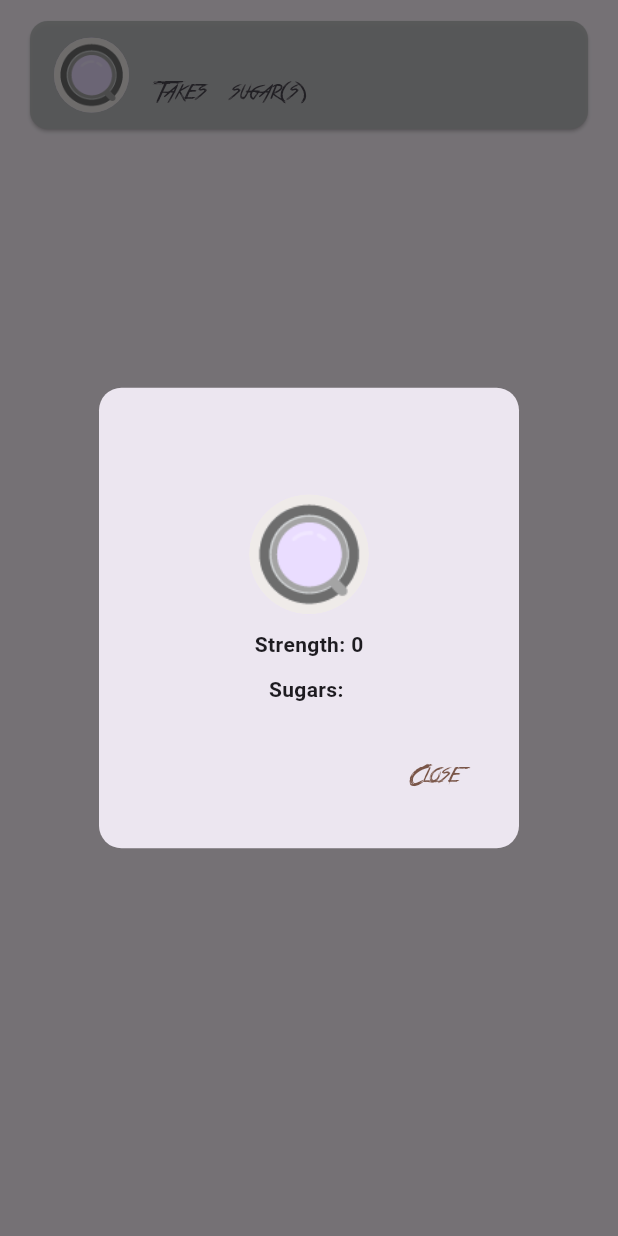
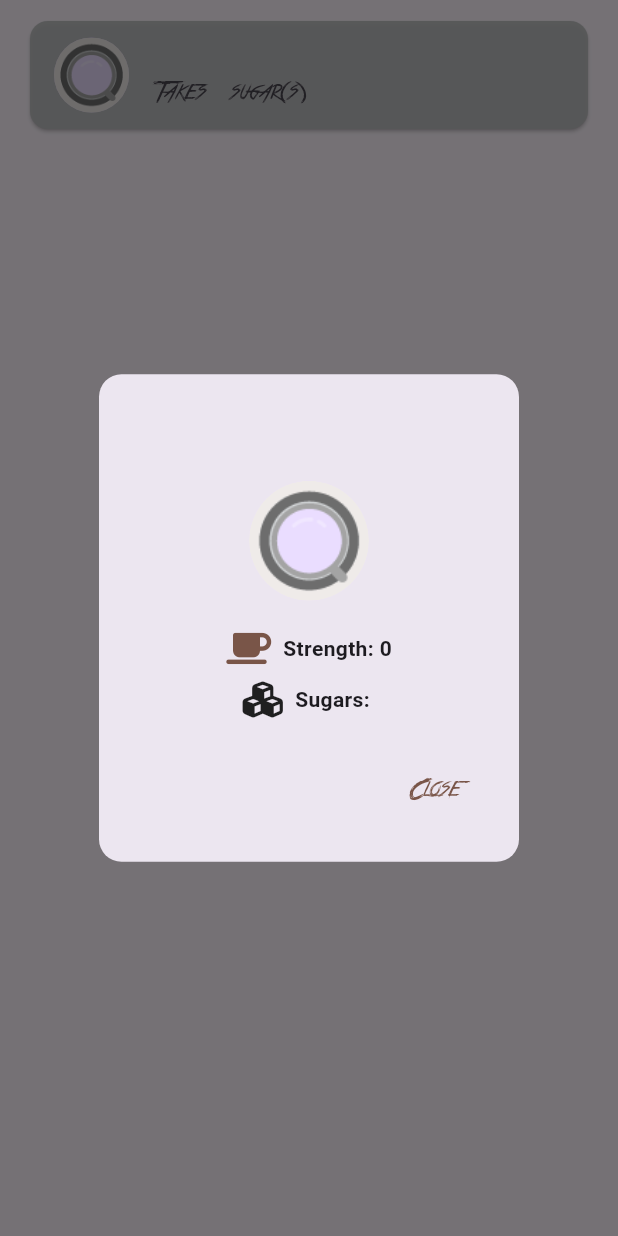
Before and after one commit to TalhaBadar/BrewCrew_CoffeApp, a Flutter app: the BrewTile widget shown alone on an empty page, opened directly with empty values, after a tap on an icon or button, on a phone screen of 412 x 824 dp. Run offline on Flutter 3.47's test engine with Material 3 defaults, Android fonts, the phone set to English and light mode, and no system bars; our stand-ins replace cloud_firestore, firebase_auth, firebase_core, flutter_spinkit, font_awesome_flutter; accounts and stored records are empty.

Commit message:
updated Latest

```diff
--- a/lib/screens/authenticate/register.dart
+++ b/lib/screens/authenticate/register.dart
@@ -54,7 +54,7 @@ class _RegisterState extends State<Register> with SingleTickerProviderStateMixin
             body: Container(
               decoration: const BoxDecoration(
                 image: DecorationImage(
-                  image: AssetImage('assets/cyberpunk_background2.jpg'),
+                  image: AssetImage('assets/coffebeansss.png'),
                   fit: BoxFit.cover,
                 ),
               ),
--- a/lib/screens/home/brew_tile.dart
+++ b/lib/screens/home/brew_tile.dart
@@ -1,6 +1,7 @@
 import 'package:flutter/material.dart';
 import 'package:flutter_application_2/models/brew.dart';
 import 'package:flutter_application_2/models/myuser.dart';
+import 'package:font_awesome_flutter/font_awesome_flutter.dart';
 import 'package:provider/provider.dart';
 
 class BrewTile extends StatelessWidget {
@@ -26,20 +27,20 @@ class BrewTile extends StatelessWidget {
             backgroundColor: Colors.brown[brew!.strength!],
             backgroundImage: const AssetImage('assets/coffee_icon.png'),
           ),
-          title: Text(brew!.name!,
-          style: const TextStyle(
-              fontFamily: 'Cyberpunk'),
+          title: Text(
+            brew!.name!,
+            style: const TextStyle(fontFamily: 'Cyberpunk'),
           ),
-            subtitle: Text('Takes ${brew!.sugars} sugar(s)',
-            style: const TextStyle(
-            fontFamily: 'Cyberpunk'),
+          subtitle: Text(
+            'Takes ${brew!.sugars} sugar(s)',
+            style: const TextStyle(fontFamily: 'Cyberpunk'),
           ),
-
           onTap: () {
             showDialog(
               context: context,
               builder: (BuildContext context) {
-                return AlertDialog(
+                return AnimatedDialog(
+                  child: AlertDialog(
                     shape: RoundedRectangleBorder(
                       borderRadius: BorderRadius.circular(15.0),
                     ),
@@ -50,26 +51,47 @@ class BrewTile extends StatelessWidget {
                         color: Colors.brown,
                       ),
                     ),
-                  content: Column(
+                    content: SingleChildScrollView(
+                      child: Column(
+
                         mainAxisSize: MainAxisSize.min,
                         children: <Widget>[
+
                           CircleAvatar(
                             radius: 40.0,
                             backgroundColor: Colors.brown[brew!.strength!],
                             backgroundImage: const AssetImage('assets/coffee_icon.png'),
                           ),
-                      const SizedBox(height: 10.0),
-                      Text('Strength: ${(brew!.strength! /100).toStringAsFixed(0)}'
-                      , style: const TextStyle(
+                          const SizedBox(height: 20.0),
+                          Row(
+                            mainAxisAlignment: MainAxisAlignment.center,
+                            children: <Widget>[
+                              const FaIcon(FontAwesomeIcons.mugSaucer, color: Colors.brown),
+                              const SizedBox(width: 8.0),
+                              Text(
+                                'Strength: ${(brew!.strength! / 100).toStringAsFixed(0)}',
+                                style: const TextStyle(
                                   fontWeight: FontWeight.bold,
-                      )
+                                ),
+                              ),
+                            ],
                           ),
                           const SizedBox(height: 10.0),
-                      Text('Sugars: ${brew!.sugars}'
-                      , style: const TextStyle(
+                          Row(
+                            mainAxisAlignment: MainAxisAlignment.center,
+                            children: <Widget>[
+                              const FaIcon(FontAwesomeIcons.cubes),
+                              const SizedBox(width: 8.0),
+                              Text(
+                                'Sugars: ${brew!.sugars}',
+                                style: const TextStyle(
                                   fontWeight: FontWeight.bold,
-                      )),
+                                ),
+                              ),
                             ],
+                          ),
+                        ],
+                      ),
                     ),
                     actions: <Widget>[
                       TextButton(
@@ -82,6 +104,7 @@ class BrewTile extends StatelessWidget {
                         },
                       ),
                     ],
+                  ),
                 );
               },
             );
@@ -91,3 +114,45 @@ class BrewTile extends StatelessWidget {
     );
   }
 }
+
+class AnimatedDialog extends StatefulWidget {
+  final Widget child;
+
+  const AnimatedDialog({super.key, required this.child});
+
+  @override
+  _AnimatedDialogState createState() => _AnimatedDialogState();
+}
+
+class _AnimatedDialogState extends State<AnimatedDialog> with SingleTickerProviderStateMixin {
+  late AnimationController _controller;
+  late Animation<double> _scaleAnimation;
+
+  @override
+  void initState() {
+    super.initState();
+    _controller = AnimationController(
+      duration: const Duration(milliseconds: 300),
+      vsync: this,
+    )..forward();
+
+    _scaleAnimation = CurvedAnimation(
+      parent: _controller,
+      curve: Curves.easeOut,
+    );
+  }
+
+  @override
+  void dispose() {
+    _controller.dispose();
+    super.dispose();
+  }
+
+  @override
+  Widget build(BuildContext context) {
+    return ScaleTransition(
+      scale: _scaleAnimation,
+      child: widget.child,
+    );
+  }
+}
--- a/lib/screens/home/home.dart
+++ b/lib/screens/home/home.dart
@@ -48,7 +48,7 @@ class Home extends StatelessWidget {
           elevation: 0.0,
           actions: <Widget>[
             PopupMenuButton<String>(
-              icon: const Icon(Icons.menu_rounded, color: Colors.white),
+              icon: const Icon(Icons.menu_open, color: Colors.white),
               onSelected: (value) async {
                 if (value == 'logout') {
                   await _auth.signOut();
@@ -64,7 +64,7 @@ class Home extends StatelessWidget {
                       padding: const EdgeInsets.all(8.0),
                       child: const Row(
                         children: <Widget>[
-                          Icon(Icons.edit, color: Colors.black),
+                          Icon(Icons.coffee_sharp, color: Colors.black),
                           SizedBox(width: 8.0),
                           Text('Update my brew'),
                         ],
@@ -97,7 +97,7 @@ class Home extends StatelessWidget {
             Container(
               decoration: const BoxDecoration(
                 image: DecorationImage(
-                  image: AssetImage('assets/coffee_bg.png'),
+                  image: AssetImage('assets/coffebeans.jpg'),
                   fit: BoxFit.cover,
                 ),
               ),
--- a/lib/shared/constants.dart
+++ b/lib/shared/constants.dart
@@ -7,11 +7,11 @@ import 'package:flutter/material.dart';
                               enabledBorder: OutlineInputBorder(
                                 borderRadius: BorderRadius.circular(25.0),
                                 borderSide:
-                                    const BorderSide(color: Colors.cyanAccent, width: 2.0),
+                                    const BorderSide(color: Colors.white, width: 2.0),
                               ),
                               focusedBorder: OutlineInputBorder(
                               borderRadius: BorderRadius.circular(25.0),
                                 borderSide:
-                                    const BorderSide(color: Colors.purpleAccent, width: 2.0),
+                                    const BorderSide(color: Colors.redAccent, width: 2.0),
                               ),
                             );
```
Also changed, not shown: lib/screens/home/settings_form.dart (+29 -16 lines), assets/coffebeans.jpg (added), assets/coffebeansss.png (added), assets/coffee_bg.png (deleted), assets/coffeebg2.jpeg (added). Lines whose indentation alone changed are shown as unchanged.
